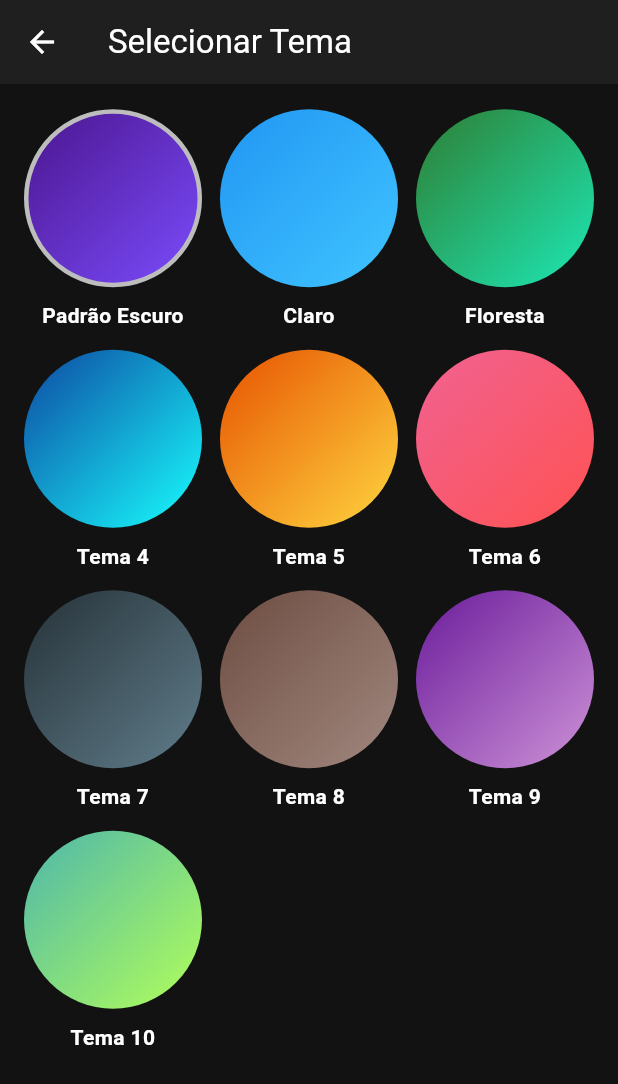
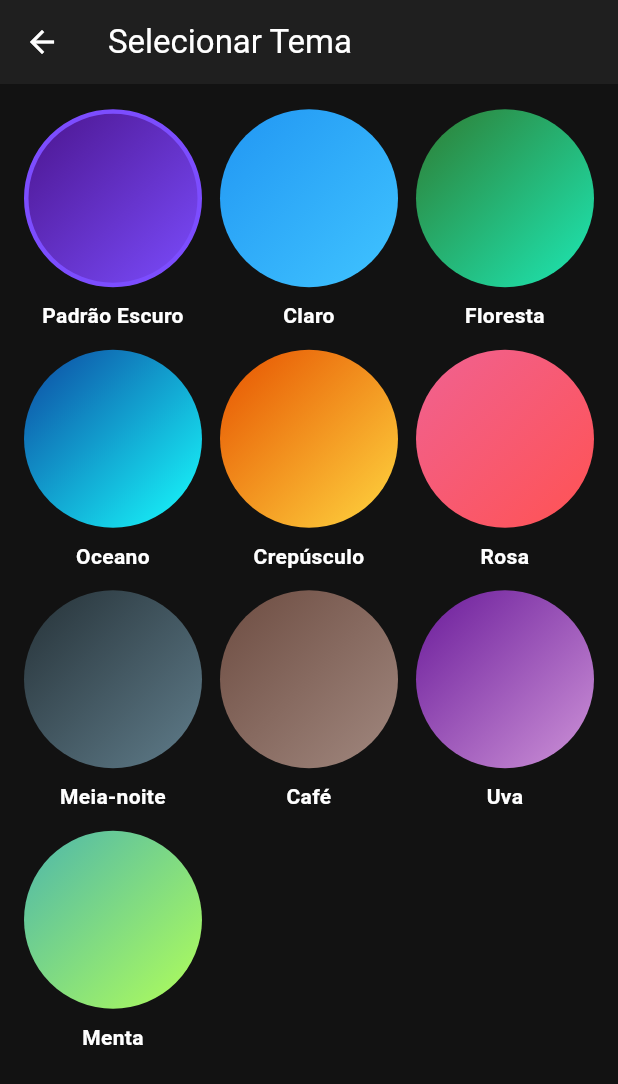
Before and after one commit to Breno2840/Mkwn29582, a Flutter app: the ThemeSelectionScreen screen opened directly, on a phone screen of 412 x 824 dp. Shown: the top 1084 px of the screen. Run offline on Flutter 3.47's test engine with Material 3 defaults, Android fonts, the phone set to English and light mode, and no system bars; our stand-ins replace shared_preferences, sqflite; missing offline and left inert: encrypt; accounts and stored records are empty.

Commit message:
Atualizar o theme_selection_screen.dart

```diff
--- a/lib/presentation/screens/theme_selection_screen.dart
+++ b/lib/presentation/screens/theme_selection_screen.dart
@@ -19,15 +19,15 @@ class ThemeSelectionScreen extends StatelessWidget {
         padding: const EdgeInsets.all(16.0),
         child: GridView.builder(
           gridDelegate: const SliverGridDelegateWithFixedCrossAxisCount(
-            crossAxisCount: 3, // Mantém 3 colunas
+            crossAxisCount: 3,
             crossAxisSpacing: 12,
             mainAxisSpacing: 12,
-            childAspectRatio: 0.8, // Ajusta a proporção para caber o nome
+            childAspectRatio: 0.8,
           ),
           itemCount: AppThemes.allThemes.length,
           itemBuilder: (context, index) {
             final theme = AppThemes.allThemes[index];
-            final themeName = _getThemeName(theme); // Pega o nome do tema
+            final themeName = _getThemeName(theme);
 
             return GestureDetector(
               onTap: () {
@@ -35,24 +35,23 @@ class ThemeSelectionScreen extends StatelessWidget {
               },
               child: Column(
                 children: [
-                  // Círculo de pré-visualização da cor
                   Expanded(
                     child: Container(
                       decoration: BoxDecoration(
                         shape: BoxShape.circle,
+                        // O gradiente agora usa as cores primária e secundária corretas de cada tema
                         gradient: LinearGradient(
                           colors: [theme.primaryColor, theme.colorScheme.secondary],
                           begin: Alignment.topLeft,
                           end: Alignment.bottomRight,
                         ),
                         border: themeProvider.getTheme == theme
-                            ? Border.all(color: Colors.grey.shade400, width: 3)
+                            ? Border.all(color: theme.colorScheme.secondary, width: 3)
                             : null,
                       ),
                     ),
                   ),
                   const SizedBox(height: 8),
-                  // Nome do tema
                   Text(
                     themeName,
                     style: const TextStyle(fontWeight: FontWeight.bold),
@@ -67,11 +66,18 @@ class ThemeSelectionScreen extends StatelessWidget {
     );
   }
 
-  // Função auxiliar para dar nomes aos temas
+  // Função auxiliar atualizada com todos os nomes
   String _getThemeName(ThemeData theme) {
     if (theme == AppThemes.darkTheme) return 'Padrão Escuro';
     if (theme == AppThemes.lightTheme) return 'Claro';
     if (theme == AppThemes.forestTheme) return 'Floresta';
+    if (theme == AppThemes.oceanTheme) return 'Oceano';
+    if (theme == AppThemes.sunsetTheme) return 'Crepúsculo';
+    if (theme == AppThemes.roseTheme) return 'Rosa';
+    if (theme == AppThemes.midnightTheme) return 'Meia-noite';
+    if (theme == AppThemes.coffeeTheme) return 'Café';
+    if (theme == AppThemes.grapeTheme) return 'Uva';
+    if (theme == AppThemes.mintTheme) return 'Menta';
     return 'Tema ${AppThemes.allThemes.indexOf(theme) + 1}';
   }
 }
```
